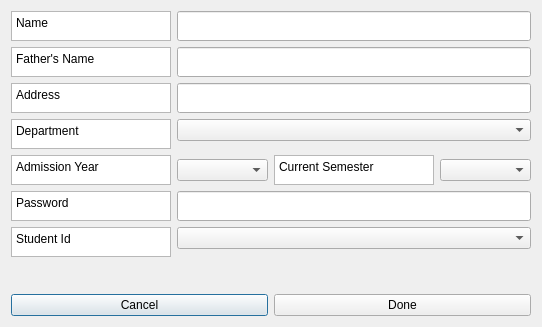
This is student_registration.ui in Ysajid/University-Management as Qt 5 draws it before an edit. The edited form follows.
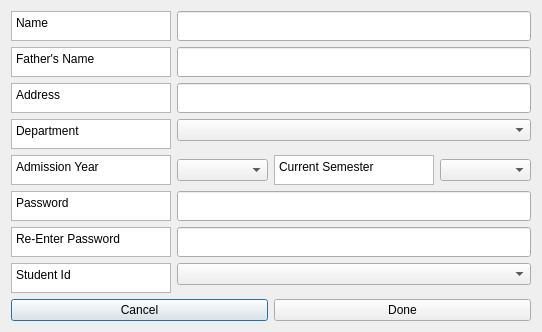
This is the edited form.

```diff
--- a/student_registration.ui
+++ b/student_registration.ui
@@ -159,29 +159,6 @@
      <item row="3" column="1">
       <widget class="QComboBox" name="department"/>
      </item>
-     <item row="6" column="0">
-      <widget class="QTextBrowser" name="textBrowser_5">
-       <property name="sizePolicy">
-        <sizepolicy hsizetype="Minimum" vsizetype="Minimum">
-         <horstretch>0</horstretch>
-         <verstretch>0</verstretch>
-        </sizepolicy>
-       </property>
-       <property name="maximumSize">
-        <size>
-         <width>160</width>
-         <height>30</height>
-        </size>
-       </property>
-       <property name="html">
-        <string>&lt;!DOCTYPE HTML PUBLIC &quot;-//W3C//DTD HTML 4.0//EN&quot; &quot;http://www.w3.org/TR/REC-html40/strict.dtd&quot;&gt;
-&lt;html&gt;&lt;head&gt;&lt;meta name=&quot;qrichtext&quot; content=&quot;1&quot; /&gt;&lt;style type=&quot;text/css&quot;&gt;
-p, li { white-space: pre-wrap; }
-&lt;/style&gt;&lt;/head&gt;&lt;body style=&quot; font-family:'Noto Sans'; font-size:9pt; font-weight:400; font-style:normal;&quot;&gt;
-&lt;p style=&quot; margin-top:0px; margin-bottom:0px; margin-left:0px; margin-right:0px; -qt-block-indent:0; text-indent:0px;&quot;&gt;Password&lt;/p&gt;&lt;/body&gt;&lt;/html&gt;</string>
-       </property>
-      </widget>
-     </item>
      <item row="5" column="0">
       <widget class="QTextBrowser" name="textBrowser_11">
        <property name="sizePolicy">
@@ -238,6 +215,55 @@
        </item>
       </layout>
      </item>
+     <item row="6" column="0">
+      <widget class="QTextBrowser" name="textBrowser_5">
+       <property name="sizePolicy">
+        <sizepolicy hsizetype="Minimum" vsizetype="Minimum">
+         <horstretch>0</horstretch>
+         <verstretch>0</verstretch>
+        </sizepolicy>
+       </property>
+       <property name="maximumSize">
+        <size>
+         <width>160</width>
+         <height>30</height>
+        </size>
+       </property>
+       <property name="html">
+        <string>&lt;!DOCTYPE HTML PUBLIC &quot;-//W3C//DTD HTML 4.0//EN&quot; &quot;http://www.w3.org/TR/REC-html40/strict.dtd&quot;&gt;
+&lt;html&gt;&lt;head&gt;&lt;meta name=&quot;qrichtext&quot; content=&quot;1&quot; /&gt;&lt;style type=&quot;text/css&quot;&gt;
+p, li { white-space: pre-wrap; }
+&lt;/style&gt;&lt;/head&gt;&lt;body style=&quot; font-family:'Noto Sans'; font-size:9pt; font-weight:400; font-style:normal;&quot;&gt;
+&lt;p style=&quot; margin-top:0px; margin-bottom:0px; margin-left:0px; margin-right:0px; -qt-block-indent:0; text-indent:0px;&quot;&gt;Password&lt;/p&gt;&lt;/body&gt;&lt;/html&gt;</string>
+       </property>
+      </widget>
+     </item>
+     <item row="9" column="0">
+      <widget class="QTextBrowser" name="textBrowser_2">
+       <property name="sizePolicy">
+        <sizepolicy hsizetype="Minimum" vsizetype="Minimum">
+         <horstretch>0</horstretch>
+         <verstretch>0</verstretch>
+        </sizepolicy>
+       </property>
+       <property name="maximumSize">
+        <size>
+         <width>160</width>
+         <height>30</height>
+        </size>
+       </property>
+       <property name="html">
+        <string>&lt;!DOCTYPE HTML PUBLIC &quot;-//W3C//DTD HTML 4.0//EN&quot; &quot;http://www.w3.org/TR/REC-html40/strict.dtd&quot;&gt;
+&lt;html&gt;&lt;head&gt;&lt;meta name=&quot;qrichtext&quot; content=&quot;1&quot; /&gt;&lt;style type=&quot;text/css&quot;&gt;
+p, li { white-space: pre-wrap; }
+&lt;/style&gt;&lt;/head&gt;&lt;body style=&quot; font-family:'Noto Sans'; font-size:9pt; font-weight:400; font-style:normal;&quot;&gt;
+&lt;p style=&quot; margin-top:0px; margin-bottom:0px; margin-left:0px; margin-right:0px; -qt-block-indent:0; text-indent:0px;&quot;&gt;Student Id&lt;/p&gt;&lt;/body&gt;&lt;/html&gt;</string>
+       </property>
+      </widget>
+     </item>
+     <item row="9" column="1">
+      <widget class="QComboBox" name="ids"/>
+     </item>
      <item row="6" column="1">
       <widget class="QLineEdit" name="password">
        <property name="sizePolicy">
@@ -252,13 +278,13 @@
          <height>0</height>
         </size>
        </property>
+       <property name="echoMode">
+        <enum>QLineEdit::Password</enum>
+       </property>
       </widget>
      </item>
-     <item row="7" column="1">
-      <widget class="QComboBox" name="ids"/>
-     </item>
      <item row="7" column="0">
-      <widget class="QTextBrowser" name="textBrowser_2">
+      <widget class="QTextBrowser" name="textBrowser_8">
        <property name="sizePolicy">
         <sizepolicy hsizetype="Minimum" vsizetype="Minimum">
          <horstretch>0</horstretch>
@@ -276,7 +302,26 @@
 &lt;html&gt;&lt;head&gt;&lt;meta name=&quot;qrichtext&quot; content=&quot;1&quot; /&gt;&lt;style type=&quot;text/css&quot;&gt;
 p, li { white-space: pre-wrap; }
 &lt;/style&gt;&lt;/head&gt;&lt;body style=&quot; font-family:'Noto Sans'; font-size:9pt; font-weight:400; font-style:normal;&quot;&gt;
-&lt;p style=&quot; margin-top:0px; margin-bottom:0px; margin-left:0px; margin-right:0px; -qt-block-indent:0; text-indent:0px;&quot;&gt;Student Id&lt;/p&gt;&lt;/body&gt;&lt;/html&gt;</string>
+&lt;p style=&quot; margin-top:0px; margin-bottom:0px; margin-left:0px; margin-right:0px; -qt-block-indent:0; text-indent:0px;&quot;&gt;Re-Enter Password&lt;/p&gt;&lt;/body&gt;&lt;/html&gt;</string>
+       </property>
+      </widget>
+     </item>
+     <item row="7" column="1">
+      <widget class="QLineEdit" name="password_2">
+       <property name="sizePolicy">
+        <sizepolicy hsizetype="Preferred" vsizetype="Preferred">
+         <horstretch>0</horstretch>
+         <verstretch>0</verstretch>
+        </sizepolicy>
+       </property>
+       <property name="minimumSize">
+        <size>
+         <width>230</width>
+         <height>0</height>
+        </size>
+       </property>
+       <property name="echoMode">
+        <enum>QLineEdit::Password</enum>
        </property>
       </widget>
      </item>
```
Left out of the diff: 12 changed lines with no effect on the pictures.
